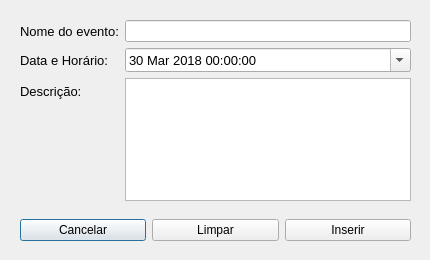
First picture: the form in Agenda/insercao.ui, repository AndersonS001/Estrutura-de-Dados, before the edit.
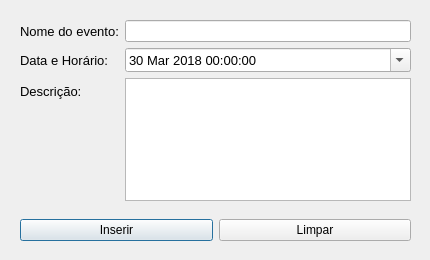
Second picture: the form after the edit.

Diff of the .ui file:
```diff
--- a/Agenda/insercao.ui
+++ b/Agenda/insercao.ui
@@ -120,20 +120,6 @@
     </item>
     <item>
      <layout class="QHBoxLayout" name="horizontalLayout">
-      <item>
-       <widget class="QPushButton" name="btnCancelar">
-        <property name="text">
-         <string>Cancelar</string>
-        </property>
-       </widget>
-      </item>
-      <item>
-       <widget class="QPushButton" name="btnLimpar">
-        <property name="text">
-         <string>Limpar</string>
-        </property>
-       </widget>
-      </item>
       <item>
        <widget class="QPushButton" name="btnInserir">
         <property name="text">
@@ -141,6 +127,13 @@
         </property>
        </widget>
       </item>
+      <item>
+       <widget class="QPushButton" name="btnLimpar">
+        <property name="text">
+         <string>Limpar</string>
+        </property>
+       </widget>
+      </item>
      </layout>
     </item>
    </layout>
```
